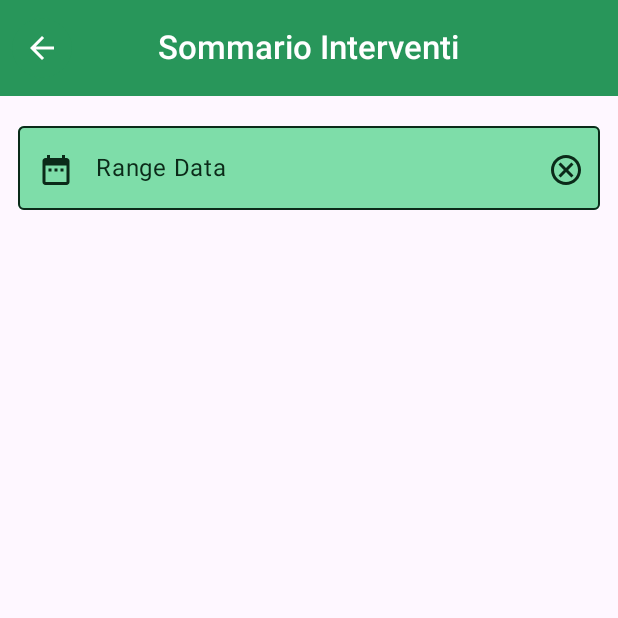
After one commit to BeaBarba/BarbApp, an Android app built with Jetpack Compose: the JobStatisticsActivity screen opened directly, with no data from a screen before it, on a phone screen of 412 x 824 dp, the top half of it. The commit adds this screen. Run offline under Robolectric (Android 15) with nearby library versions, the phone set to English and light mode, and no system bars; our stand-ins replace Material 3 Expressive styles (plain Material 3 is drawn).

Commit message:
Modified a DateRangePicker and created a new activity: JobStatiscticsActivity #41

```diff
--- a/app/src/main/java/com/example/myapplication/ui/screen/StatisticsActivity.kt
+++ b/app/src/main/java/com/example/myapplication/ui/screen/AllStatisticsActivity.kt
@@ -22,7 +22,7 @@ import com.example.myapplication.ui.component.StatisticCard
 import com.example.myapplication.ui.component.TopAppBar
 import com.example.myapplication.ui.theme.MyApplicationTheme
 
-class StatisticsActivity : ComponentActivity(){
+class AllStatisticsActivity : ComponentActivity(){
     override fun onCreate(savedInstanceState: Bundle?) {
         super.onCreate(savedInstanceState)
         enableEdgeToEdge()
--- /dev/null
+++ b/app/src/main/java/com/example/myapplication/ui/screen/JobStatisticsActivity.kt
@@ -0,0 +1,66 @@
+package com.example.myapplication.ui.screen
+
+import android.os.Bundle
+import androidx.activity.ComponentActivity
+import androidx.activity.compose.setContent
+import androidx.activity.enableEdgeToEdge
+import androidx.compose.foundation.layout.calculateEndPadding
+import androidx.compose.foundation.layout.calculateStartPadding
+import androidx.compose.foundation.layout.fillMaxSize
+import androidx.compose.foundation.layout.padding
+import androidx.compose.foundation.lazy.LazyColumn
+import androidx.compose.material3.Scaffold
+import androidx.compose.runtime.getValue
+import androidx.compose.runtime.mutableStateOf
+import androidx.compose.runtime.remember
+import androidx.compose.runtime.setValue
+import androidx.compose.ui.Modifier
+import androidx.compose.ui.unit.LayoutDirection
+import androidx.compose.ui.unit.dp
+import com.example.myapplication.ui.component.BackButton
+import com.example.myapplication.ui.component.CustomDateRangePicker
+import com.example.myapplication.ui.component.TopAppBar
+import com.example.myapplication.ui.theme.MyApplicationTheme
+
+class JobStatisticsActivity : ComponentActivity() {
+    override fun onCreate(savedInstanceState: Bundle?) {
+        super.onCreate(savedInstanceState)
+        enableEdgeToEdge()
+        setContent {
+            MyApplicationTheme {
+                Scaffold(
+                    modifier = Modifier.fillMaxSize(),
+                    topBar = {
+                        TopAppBar(id = "Sommario Interventi",
+                            navigationIcon = { BackButton {} }
+                        )
+                    }
+                ) { contentPadding ->
+                    LazyColumn(
+                        modifier = Modifier
+                            .padding(
+                                top = contentPadding.calculateTopPadding() + 8.dp,
+                                start = contentPadding.calculateStartPadding(LayoutDirection.Ltr) + 8.dp,
+                                end = contentPadding.calculateEndPadding(LayoutDirection.Ltr) + 8.dp,
+                                bottom = contentPadding.calculateBottomPadding()
+                            )
+                            .fillMaxSize()
+                    ) {
+                        item {
+                            var selectedStartDate by remember { mutableStateOf<Long?>(null) }
+                            var selectedEndDate by remember { mutableStateOf<Long?>(null) }
+                            CustomDateRangePicker(
+                                selectedStartDate = selectedStartDate,
+                                selectedEndDate = selectedEndDate,
+                                onRangeSelected = {startDate,endDate ->
+                                    selectedStartDate = startDate
+                                    selectedEndDate = endDate
+                                }
+                            )
+                        }
+                    }
+                }
+            }
+        }
+    }
+}
--- a/app/src/main/java/com/example/myapplication/ui/screen/Screen.kt
+++ b/app/src/main/java/com/example/myapplication/ui/screen/Screen.kt
@@ -59,7 +59,7 @@ fun Screen(modifier : Modifier){
         topBar = {
             TopAppBar("Screen",
                 navigationIcon = {
-                    BackButton(){val intent = Intent(ctx, SingleDeadlineSummaryActivity ::class.java)
+                    BackButton(){val intent = Intent(ctx, CartActivity ::class.java)
                         ctx.startActivity(intent)}
                 },
                 trailingIcon = { DropDownMenuCustomers() }
```
Also changed, not shown: app/src/main/AndroidManifest.xml (+11 -6 lines), app/src/main/java/com/example/myapplication/ui/component/DateTimePickerComponents.kt (+33 -23 lines).
